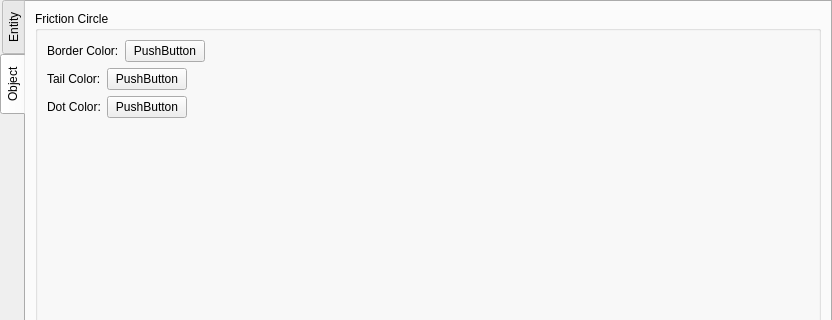
This is apps/ui/renderentitypropertiestab.ui in hankedan000/gopro-overlay as Qt 5 draws it before an edit; both pictures show x 0 to 832 and y 0 to 320 of the 832 by 619 pixel window. The edited form follows.
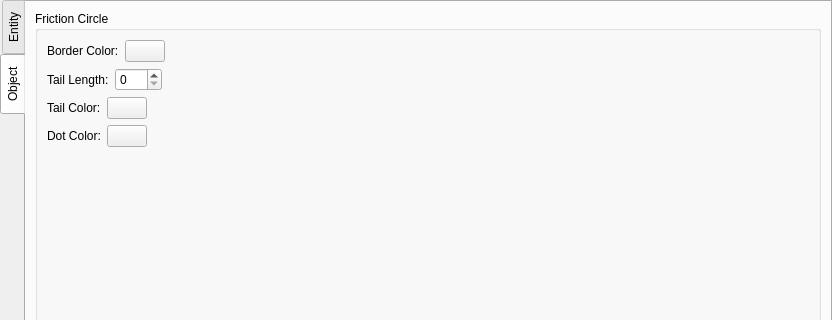
This is the edited form. The open tabs and pages were chosen to show the change. Custom widgets are drawn as their Qt base class.

Commit message: can edit friction circle properties

Patch:
```diff
--- a/apps/ui/renderentitypropertiestab.ui
+++ b/apps/ui/renderentitypropertiestab.ui
@@ -258,9 +258,9 @@
           </widget>
          </item>
          <item>
-          <widget class="QPushButton" name="pushButton">
+          <widget class="ColorPicker" name="frictionCircleBorder_ColorPicker">
            <property name="text">
-            <string>PushButton</string>
+            <string/>
            </property>
           </widget>
          </item>
@@ -279,6 +279,40 @@
          </item>
         </layout>
        </item>
+       <item>
+        <layout class="QHBoxLayout" name="horizontalLayout_10">
+         <property name="topMargin">
+          <number>0</number>
+         </property>
+         <item>
+          <widget class="QLabel" name="label_11">
+           <property name="text">
+            <string>Tail Length:</string>
+           </property>
+          </widget>
+         </item>
+         <item>
+          <widget class="QSpinBox" name="taillength_spin">
+           <property name="maximum">
+            <number>100</number>
+           </property>
+          </widget>
+         </item>
+         <item>
+          <spacer name="horizontalSpacer_8">
+           <property name="orientation">
+            <enum>Qt::Horizontal</enum>
+           </property>
+           <property name="sizeHint" stdset="0">
+            <size>
+             <width>40</width>
+             <height>20</height>
+            </size>
+           </property>
+          </spacer>
+         </item>
+        </layout>
+       </item>
        <item>
         <layout class="QHBoxLayout" name="horizontalLayout_8">
          <item>
@@ -289,9 +323,9 @@
           </widget>
          </item>
          <item>
-          <widget class="QPushButton" name="pushButton_2">
+          <widget class="ColorPicker" name="frictionCircleTail_ColorPicker">
            <property name="text">
-            <string>PushButton</string>
+            <string/>
            </property>
           </widget>
          </item>
@@ -320,9 +354,9 @@
           </widget>
          </item>
          <item>
-          <widget class="QPushButton" name="pushButton_3">
+          <widget class="ColorPicker" name="frictionCircleDot_ColorPicker">
            <property name="text">
-            <string>PushButton</string>
+            <string/>
            </property>
           </widget>
          </item>
@@ -349,7 +383,7 @@
          <property name="sizeHint" stdset="0">
           <size>
            <width>20</width>
-           <height>177</height>
+           <height>142</height>
           </size>
          </property>
         </spacer>
@@ -402,6 +436,13 @@
    </layout>
   </widget>
  </widget>
+ <customwidgets>
+  <customwidget>
+   <class>ColorPicker</class>
+   <extends>QPushButton</extends>
+   <header>ColorPicker.h</header>
+  </customwidget>
+ </customwidgets>
  <resources/>
  <connections/>
 </ui>
```
The commit also changes 7 other files.
